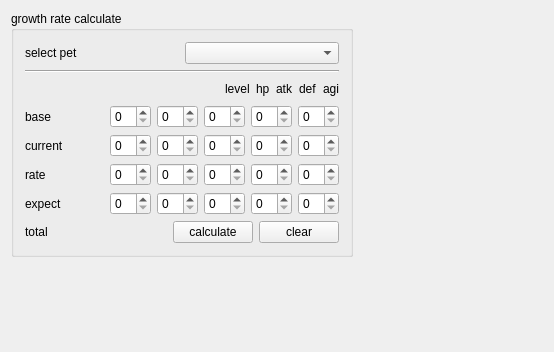
Qt form SaSH/form/petinfoform.ui (bestkakkoii/SaSH) before a commit.
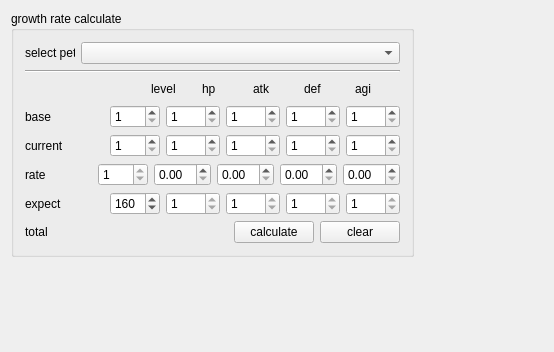
The same form after that commit. Custom widgets are drawn as their Qt base class.

Patch:
```diff
--- a/SaSH/form/petinfoform.ui
+++ b/SaSH/form/petinfoform.ui
@@ -28,6 +28,12 @@
            <layout class="QHBoxLayout" name="horizontalLayout_7">
             <item>
              <widget class="QLabel" name="label">
+              <property name="maximumSize">
+               <size>
+                <width>50</width>
+                <height>16777215</height>
+               </size>
+              </property>
               <property name="text">
                <string>select pet</string>
               </property>
@@ -62,6 +68,12 @@
             </item>
             <item>
              <widget class="QLabel" name="label_2">
+              <property name="minimumSize">
+               <size>
+                <width>45</width>
+                <height>0</height>
+               </size>
+              </property>
               <property name="text">
                <string>level</string>
               </property>
@@ -69,6 +81,12 @@
             </item>
             <item>
              <widget class="QLabel" name="label_3">
+              <property name="minimumSize">
+               <size>
+                <width>45</width>
+                <height>0</height>
+               </size>
+              </property>
               <property name="text">
                <string>hp</string>
               </property>
@@ -76,6 +94,12 @@
             </item>
             <item>
              <widget class="QLabel" name="label_4">
+              <property name="minimumSize">
+               <size>
+                <width>45</width>
+                <height>0</height>
+               </size>
+              </property>
               <property name="text">
                <string>atk</string>
               </property>
@@ -83,6 +107,12 @@
             </item>
             <item>
              <widget class="QLabel" name="label_5">
+              <property name="minimumSize">
+               <size>
+                <width>45</width>
+                <height>0</height>
+               </size>
+              </property>
               <property name="text">
                <string>def</string>
               </property>
@@ -90,6 +120,12 @@
             </item>
             <item>
              <widget class="QLabel" name="label_6">
+              <property name="minimumSize">
+               <size>
+                <width>45</width>
+                <height>0</height>
+               </size>
+              </property>
               <property name="text">
                <string>agi</string>
               </property>
@@ -120,19 +156,84 @@
              </spacer>
             </item>
             <item>
-             <widget class="QSpinBox" name="spinBox"/>
+             <widget class="QSpinBox" name="spinBox_base_level">
+              <property name="minimumSize">
+               <size>
+                <width>50</width>
+                <height>0</height>
+               </size>
+              </property>
+              <property name="minimum">
+               <number>1</number>
+              </property>
+              <property name="maximum">
+               <number>255</number>
+              </property>
+             </widget>
             </item>
             <item>
-             <widget class="QSpinBox" name="spinBox_8"/>
+             <widget class="QSpinBox" name="spinBox_base_hp">
+              <property name="minimumSize">
+               <size>
+                <width>50</width>
+                <height>0</height>
+               </size>
+              </property>
+              <property name="minimum">
+               <number>1</number>
+              </property>
+              <property name="maximum">
+               <number>9999</number>
+              </property>
+             </widget>
             </item>
             <item>
-             <widget class="QSpinBox" name="spinBox_12"/>
+             <widget class="QSpinBox" name="spinBox_base_atk">
+              <property name="minimumSize">
+               <size>
+                <width>50</width>
+                <height>0</height>
+               </size>
+              </property>
+              <property name="minimum">
+               <number>1</number>
+              </property>
+              <property name="maximum">
+               <number>9999</number>
+              </property>
+             </widget>
             </item>
             <item>
-             <widget class="QSpinBox" name="spinBox_16"/>
+             <widget class="QSpinBox" name="spinBox_base_def">
+              <property name="minimumSize">
+               <size>
+                <width>50</width>
+                <height>0</height>
+               </size>
+              </property>
+              <property name="minimum">
+               <number>1</number>
+              </property>
+              <property name="maximum">
+               <number>9999</number>
+              </property>
+             </widget>
             </item>
             <item>
-             <widget class="QSpinBox" name="spinBox_20"/>
+             <widget class="QSpinBox" name="spinBox_base_agi">
+              <property name="minimumSize">
+               <size>
+                <width>50</width>
+                <height>0</height>
+               </size>
+              </property>
+              <property name="minimum">
+               <number>1</number>
+              </property>
+              <property name="maximum">
+               <number>9999</number>
+              </property>
+             </widget>
             </item>
            </layout>
           </item>
@@ -159,19 +260,84 @@
              </spacer>
             </item>
             <item>
-             <widget class="QSpinBox" name="spinBox_2"/>
+             <widget class="QSpinBox" name="spinBox_current_level">
+              <property name="minimumSize">
+               <size>
+                <width>50</width>
+                <height>0</height>
+               </size>
+              </property>
+              <property name="minimum">
+               <number>1</number>
+              </property>
+              <property name="maximum">
+               <number>255</number>
+              </property>
+             </widget>
             </item>
             <item>
-             <widget class="QSpinBox" name="spinBox_9"/>
+             <widget class="QSpinBox" name="spinBox_current_hp">
+              <property name="minimumSize">
+               <size>
+                <width>50</width>
+                <height>0</height>
+               </size>
+              </property>
+              <property name="minimum">
+               <number>1</number>
+              </property>
+              <property name="maximum">
+               <number>9999</number>
+              </property>
+             </widget>
             </item>
             <item>
-             <widget class="QSpinBox" name="spinBox_13"/>
+             <widget class="QSpinBox" name="spinBox_current_atk">
+              <property name="minimumSize">
+               <size>
+                <width>50</width>
+                <height>0</height>
+               </size>
+              </property>
+              <property name="minimum">
+               <number>1</number>
+              </property>
+              <property name="maximum">
+               <number>9999</number>
+              </property>
+             </widget>
             </item>
             <item>
-             <widget class="QSpinBox" name="spinBox_17"/>
+             <widget class="QSpinBox" name="spinBox_current_def">
+              <property name="minimumSize">
+               <size>
+                <width>50</width>
+                <height>0</height>
+               </size>
+              </property>
+              <property name="minimum">
+               <number>1</number>
+              </property>
+              <property name="maximum">
+               <number>9999</number>
+              </property>
+             </widget>
             </item>
             <item>
-             <widget class="QSpinBox" name="spinBox_21"/>
+             <widget class="QSpinBox" name="spinBox_current_agi">
+              <property name="minimumSize">
+               <size>
+                <width>50</width>
+                <height>0</height>
+               </size>
+              </property>
+              <property name="minimum">
+               <number>1</number>
+              </property>
+              <property name="maximum">
+               <number>9999</number>
+              </property>
+             </widget>
             </item>
            </layout>
           </item>
@@ -198,19 +364,63 @@
              </spacer>
             </item>
             <item>
-             <widget class="QSpinBox" name="spinBox_3"/>
+             <widget class="QSpinBox" name="spinBox_3">
+              <property name="minimumSize">
+               <size>
+                <width>50</width>
+                <height>0</height>
+               </size>
+              </property>
+              <property name="readOnly">
+               <bool>true</bool>
+              </property>
+              <property name="minimum">
+               <number>1</number>
+              </property>
+              <property name="maximum">
+               <number>255</number>
+              </property>
+             </widget>
             </item>
             <item>
-             <widget class="QSpinBox" name="spinBox_10"/>
+             <widget class="QDoubleSpinBox" name="doubleSpinBox_hp">
+              <property name="minimumSize">
+               <size>
+                <width>50</width>
+                <height>0</height>
+               </size>
+              </property>
+             </widget>
             </item>
             <item>
-             <widget class="QSpinBox" name="spinBox_14"/>
+             <widget class="QDoubleSpinBox" name="doubleSpinBox_atk">
+              <property name="minimumSize">
+               <size>
+                <width>50</width>
+                <height>0</height>
+               </size>
+              </property>
+             </widget>
             </item>
             <item>
-             <widget class="QSpinBox" name="spinBox_18"/>
+             <widget class="QDoubleSpinBox" name="doubleSpinBox_def">
+              <property name="minimumSize">
+               <size>
+                <width>50</width>
+                <height>0</height>
+               </size>
+              </property>
+             </widget>
             </item>
             <item>
-             <widget class="QSpinBox" name="spinBox_22"/>
+             <widget class="QDoubleSpinBox" name="doubleSpinBox_agi">
+              <property name="minimumSize">
+               <size>
+                <width>50</width>
+                <height>0</height>
+               </size>
+              </property>
+             </widget>
             </item>
            </layout>
           </item>
@@ -237,19 +447,102 @@
              </spacer>
             </item>
             <item>
-             <widget class="QSpinBox" name="spinBox_4"/>
+             <widget class="QSpinBox" name="spinBox_expect_level">
+              <property name="minimumSize">
+               <size>
+                <width>50</width>
+                <height>0</height>
+               </size>
+              </property>
+              <property name="readOnly">
+               <bool>false</bool>
+              </property>
+              <property name="minimum">
+               <number>1</number>
+              </property>
+              <property name="maximum">
+               <number>255</number>
+              </property>
+              <property name="value">
+               <number>160</number>
+              </property>
+             </widget>
             </item>
             <item>
-             <widget class="QSpinBox" name="spinBox_11"/>
+             <widget class="QSpinBox" name="spinBox_expect_hp">
+              <property name="minimumSize">
+               <size>
+                <width>50</width>
+                <height>0</height>
+               </size>
+              </property>
+              <property name="readOnly">
+               <bool>true</bool>
+              </property>
+              <property name="minimum">
+               <number>1</number>
+              </property>
+              <property name="maximum">
+               <number>9999</number>
+              </property>
+             </widget>
             </item>
             <item>
-             <widget class="QSpinBox" name="spinBox_15"/>
+             <widget class="QSpinBox" name="spinBox_expect_atk">
+              <property name="minimumSize">
+               <size>
+                <width>50</width>
+                <height>0</height>
+               </size>
+              </property>
+              <property name="readOnly">
+               <bool>true</bool>
+              </property>
+              <property name="minimum">
+               <number>1</number>
+              </property>
+              <property name="maximum">
+               <number>9999</number>
+              </property>
+             </widget>
             </item>
             <item>
-             <widget class="QSpinBox" name="spinBox_19"/>
+             <widget class="QSpinBox" name="spinBox_expect_def">
+              <property name="minimumSize">
+               <size>
+                <width>50</width>
+                <height>0</height>
+               </size>
+              </property>
+              <property name="readOnly">
+               <bool>true</bool>
+              </property>
+              <property name="minimum">
+               <number>1</number>
+              </property>
+              <property name="maximum">
+               <number>9999</number>
+              </property>
+             </widget>
             </item>
             <item>
-             <widget class="QSpinBox" name="spinBox_23"/>
+             <widget class="QSpinBox" name="spinBox_expect_agi">
+              <property name="minimumSize">
+               <size>
+                <width>50</width>
+                <height>0</height>
+               </size>
+              </property>
+              <property name="readOnly">
+               <bool>true</bool>
+              </property>
+              <property name="minimum">
+               <number>1</number>
+              </property>
+              <property name="maximum">
+               <number>9999</number>
+              </property>
+             </widget>
             </item>
            </layout>
           </item>
@@ -327,6 +620,13 @@
   </layout>
  </widget>
  <layoutdefault spacing="6" margin="11"/>
+ <customwidgets>
+  <customwidget>
+   <class>ComboBox</class>
+   <extends>QComboBox</extends>
+   <header location="global">combobox.h</header>
+  </customwidget>
+ </customwidgets>
  <resources/>
  <connections/>
 </ui>
```
Left out of the diff: 6 changed lines with no effect on the pictures.
